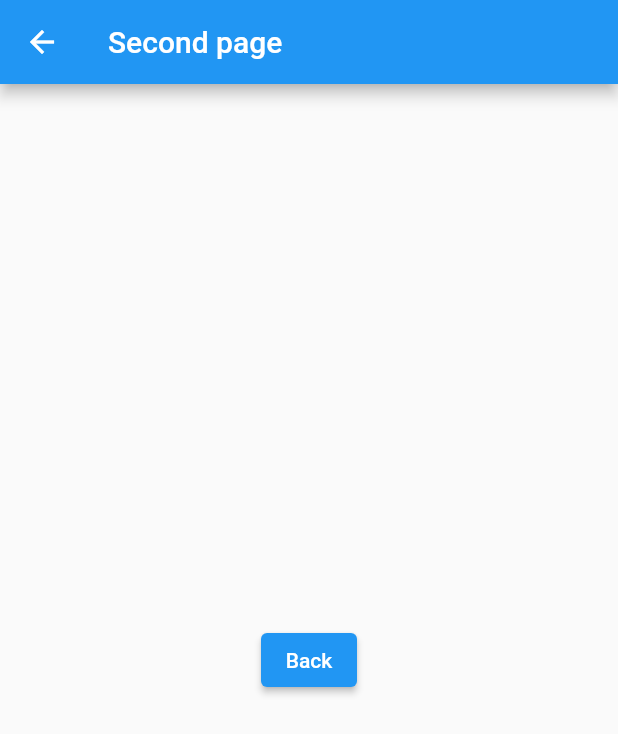
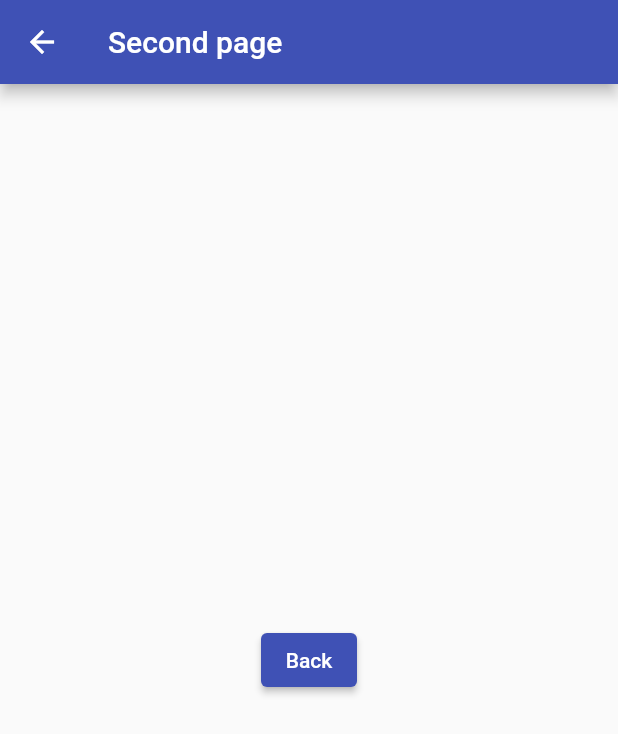
Before and after one commit to Gowsalyanatraj/Internet_Connection_checking_flutter, a Flutter app: the screen it shows after launch, after a tap on "Next Page", on a phone screen of 412 x 824 dp. Shown: the top 734 px of the screen. Run offline on Flutter 3.47's test engine with Material 2 defaults, Android fonts, the phone set to English and light mode, and no system bars; our stand-ins replace connectivity_plus, internet_connection_checker.

Commit message:
style: adding colors

```diff
--- a/lib/main.dart
+++ b/lib/main.dart
@@ -16,7 +16,7 @@ class MyApp extends StatelessWidget {
       title: 'Flutter Connectivity checker',
       theme: ThemeData(
 
-        primarySwatch: Colors.blue,
+        primarySwatch: Colors.indigo
       ),
       home: const HomePage(),
     );
```
